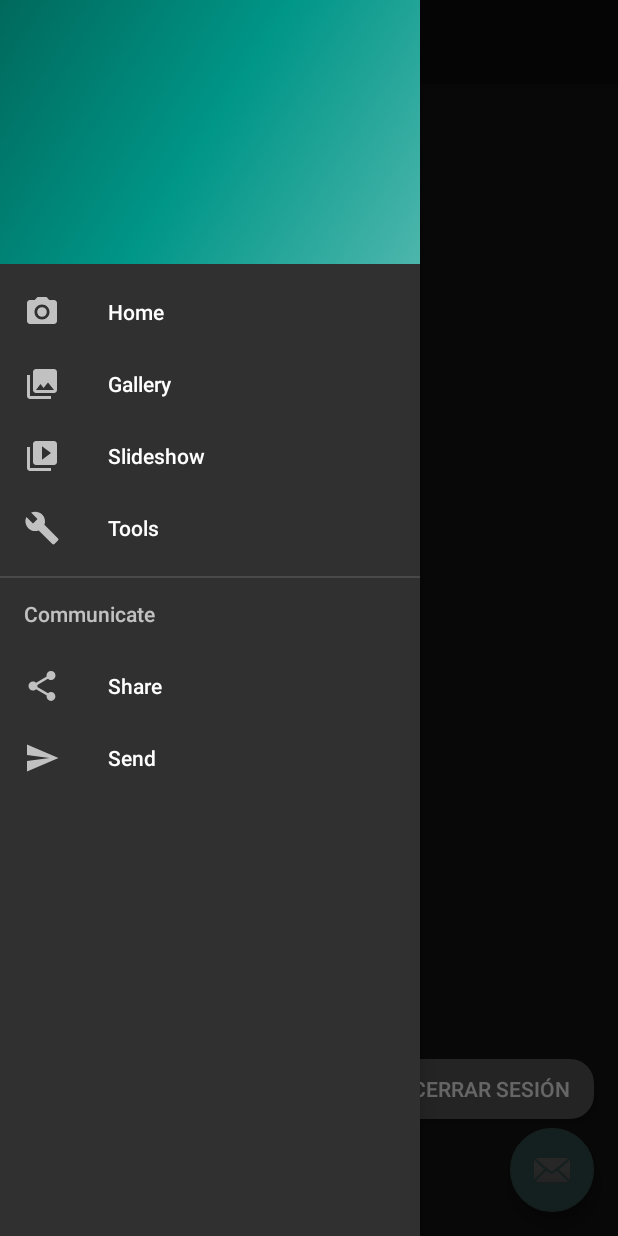
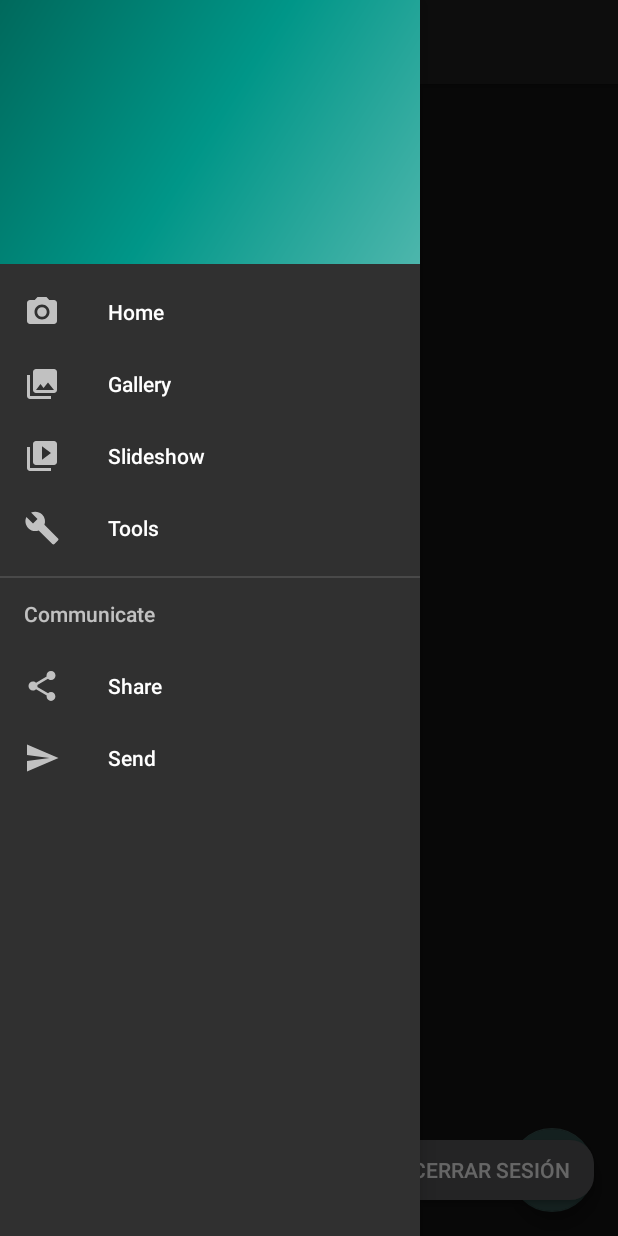
Before and after one commit to ErickTorres177/ProjectM07, an Android app: the MainAplication screen opened directly, with no data from a screen before it, with the side drawer open, on a phone screen of 412 x 824 dp. Run offline under Robolectric (Android 15) with nearby library versions, the light colour scheme and no system bars; our stand-ins replace navigation-ui; 3 statements that could not run were skipped.

Commit message:
- Fichero del CardView añadido - Color agregado en fichero "values"

```diff
--- a/app/src/main/AndroidManifest.xml
+++ b/app/src/main/AndroidManifest.xml
@@ -9,7 +9,8 @@
         android:roundIcon="@mipmap/ic_launcher_round"
         android:supportsRtl="true"
         android:theme="@style/Theme.AppCompat.NoActionBar">
-        <activity android:name=".MainAplication" />
+        <activity android:name=".MainAplication"
+            android:theme="@style/Theme.AppCompat.NoActionBar"/>
         <activity android:name=".RegisterActivity"
             android:screenOrientation="portrait" />
         <activity
--- a/app/src/main/java/cat/copernic/erick/projectm07/MainAplication.java
+++ b/app/src/main/java/cat/copernic/erick/projectm07/MainAplication.java
@@ -32,7 +32,7 @@ public class MainAplication extends AppCompatActivity {
         super.onCreate(savedInstanceState);
         setContentView(R.layout.activity_main_aplication);
 
-        tvMostrar = findViewById(R.id.tvMuestraUser);
+        //tvMostrar = findViewById(R.id.tvMuestraUser);
 
         pPreferences = getSharedPreferences("Login", Context.MODE_PRIVATE);
         recuperarDatos(); // Recuperamos datos de las SharedPreferences
@@ -40,7 +40,8 @@ public class MainAplication extends AppCompatActivity {
         //MENU DESPLEGABLE
         Toolbar toolbar = findViewById(R.id.toolbar);
         setSupportActionBar(toolbar);
-        FloatingActionButton fab = findViewById(R.id.fab);
+        FloatingActionButton fab = findViewById(R.id.fab); // Boton flotante
+        // Clicker de F.A.B
         fab.setOnClickListener(new View.OnClickListener() {
             @Override
             public void onClick(View view) {
--- a/app/src/main/res/layout/activity_main_aplication.xml
+++ b/app/src/main/res/layout/activity_main_aplication.xml
@@ -30,31 +30,31 @@
         android:layout_height="match_parent"
         tools:context=".MainAplication">
 
-    <TextView
-        android:id="@+id/tvMuestraUser"
-        android:layout_width="252dp"
-        android:layout_height="71dp"
-        android:layout_marginTop="96dp"
-        android:text="@string/muestra_usuario"
-        android:textSize="20sp"
-        app:layout_constraintEnd_toEndOf="parent"
-        app:layout_constraintHorizontal_bias="0.444"
-        app:layout_constraintStart_toStartOf="parent"
-        app:layout_constraintTop_toTopOf="parent" />
-
         <Button
             android:id="@+id/btnCerrarSesion"
             android:layout_width="137dp"
             android:layout_height="40dp"
+            android:layout_marginBottom="24dp"
             android:background="@drawable/botones"
             android:onClick="cerrarSesion"
             android:text="@string/Cerrar_Sesion"
             app:layout_constraintBottom_toBottomOf="parent"
             app:layout_constraintEnd_toEndOf="parent"
             app:layout_constraintHorizontal_bias="0.941"
+            app:layout_constraintStart_toStartOf="parent" />
+
+        <androidx.appcompat.widget.Toolbar
+            android:id="@+id/BarraHerramientas"
+            android:layout_width="match_parent"
+            android:layout_height="?attr/actionBarSize"
+            android:background="?attr/colorPrimary"
+            android:elevation="4dp"
+            android:theme="@style/ThemeOverlay.AppCompat.ActionBar"
+            app:layout_constraintEnd_toEndOf="parent"
             app:layout_constraintStart_toStartOf="parent"
-        app:layout_constraintTop_toBottomOf="@+id/tvMuestraUser"
-        app:layout_constraintVertical_bias="0.873" />
+            app:layout_constraintTop_toTopOf="parent"
+            app:popupTheme="@style/ThemeOverlay.AppCompat.Light" />
+
     </androidx.constraintlayout.widget.ConstraintLayout>
 
 
--- a/app/src/main/res/values/colors.xml
+++ b/app/src/main/res/values/colors.xml
@@ -7,4 +7,5 @@
     <color name="colorBotones">#5A5A5C</color>
     <color name="colorCampos">#757575</color>
     <color name="colorTitulos">#D8D8D8</color>
+    <color name="white">#FFFFFF</color>
 </resources>
```
Also changed, not shown: app/src/main/res/layout/cardview_localizaciones.xml (added, +34 -0 lines). Lines whose indentation alone changed are shown as unchanged.
